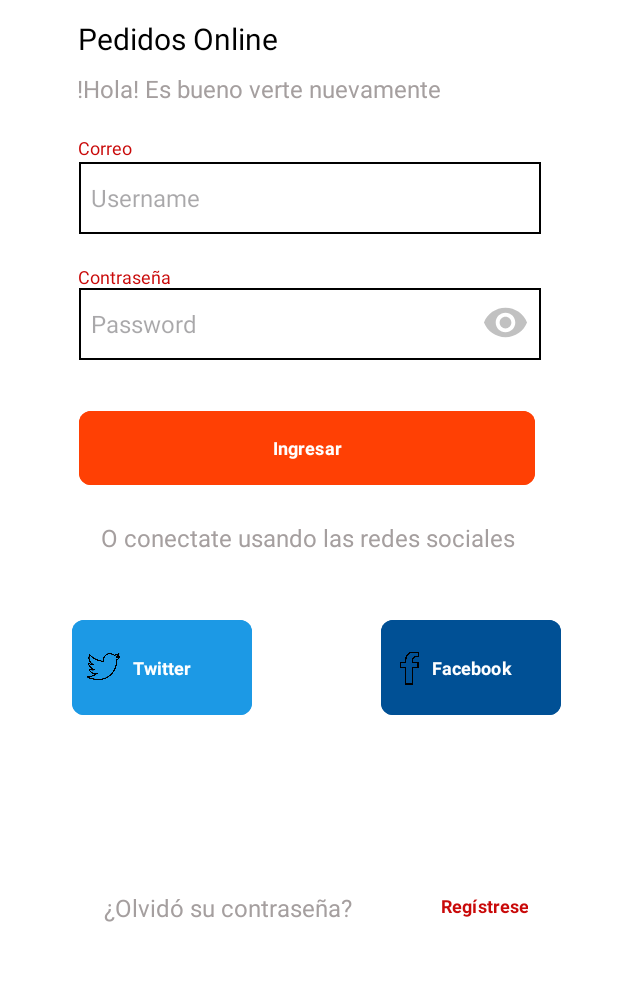
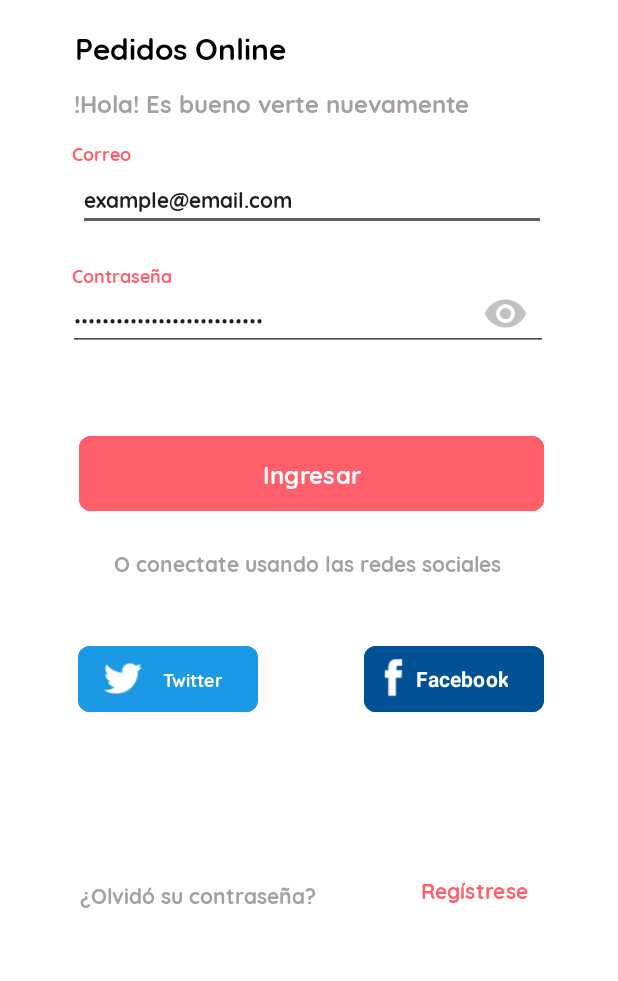
Before and after one commit to XaviX598/dispositivosMoviles_ka, an Android app: the screen it shows after launch (MainActivity), on a phone screen of 412 x 824 dp, the part 228-1209 px from its top. Run offline under Robolectric (Android 15) with nearby library versions, the phone set to English and light mode, and no system bars; Roboto replaces fonts that are not available here.

Commit message:
pantalla terminada

```diff
--- a/app/src/main/java/com/example/dispositivosmoviles/ui/activities/MainActivity.kt
+++ b/app/src/main/java/com/example/dispositivosmoviles/ui/activities/MainActivity.kt
@@ -29,41 +29,41 @@ class MainActivity : AppCompatActivity() {
 
     override fun onStart() {
         super.onStart()
-        initClass()
+        //initClass()
     }
 
     override fun onDestroy() {
         super.onDestroy()
     }
 
-    private fun initClass() {
-        binding.btnLogin.setOnClickListener {
-
-            val check = LoginValidator().checkLogin(
-                binding.txtName.text.toString(),
-                binding.txtPass.text.toString()
-            )
-
-            if (check) {
-                var intent = Intent(
-                    this,
-                    SecondActivity::class.java
-                )
-
-                intent.putExtra(
-                    "var1",
-                    //binding.txtBuscar.text.toString()
-                    ""
-                )
-
-                intent.putExtra("var2", 2)
-                startActivity(intent)
-            } else {
-                Snackbar.make(
-                    binding.bienvenida, "Usuario o contraseña inválidos",
-                    Snackbar.LENGTH_LONG
-                ).show()
-            }
-        }
-    }
+//    private fun initClass() {
+//        binding.btnLogin.setOnClickListener {
+//
+//            val check = LoginValidator().checkLogin(
+//                binding.txtName.text.toString(),
+//                binding.txtPass.text.toString()
+//            )
+//
+//            if (check) {
+//                var intent = Intent(
+//                    this,
+//                    SecondActivity::class.java
+//                )
+//
+//                intent.putExtra(
+//                    "var1",
+//                    //binding.txtBuscar.text.toString()
+//                    ""
+//                )
+//
+//                intent.putExtra("var2", 2)
+//                startActivity(intent)
+//            } else {
+//                Snackbar.make(
+//                    binding.bienvenida, "Usuario o contraseña inválidos",
+//                    Snackbar.LENGTH_LONG
+//                ).show()
+//            }
+//        }
+//    }
 }
--- a/app/src/main/res/layout/activity_main.xml
+++ b/app/src/main/res/layout/activity_main.xml
@@ -9,35 +9,34 @@
     tools:context=".ui.activities.MainActivity">
 
 
-    <EditText
-        android:id="@+id/txt_pass"
-        style="@style/Search"
-        android:layout_width="308dp"
-        android:layout_height="48dp"
-        android:layout_marginTop="36dp"
-        android:background="@drawable/stylo_bordes_editext"
-        android:hint="Password"
-        app:layout_constraintEnd_toEndOf="parent"
-        app:layout_constraintHorizontal_bias="0.504"
-        app:layout_constraintStart_toStartOf="parent"
-        app:layout_constraintTop_toBottomOf="@+id/txt_name"
-         />
+<!--    <EditText-->
+<!--        android:id="@+id/txt_pass"-->
+<!--        style="@style/Search"-->
+<!--        android:layout_width="308dp"-->
+<!--        android:layout_height="48dp"-->
+<!--        android:layout_marginTop="36dp"-->
+<!--        android:background="@drawable/stylo_bordes_editext"-->
+<!--        android:hint="Password"-->
+<!--        app:layout_constraintEnd_toEndOf="parent"-->
+<!--        app:layout_constraintHorizontal_bias="0.504"-->
+<!--        app:layout_constraintStart_toStartOf="parent"-->
+<!--        app:layout_constraintTop_toBottomOf="@+id/txt_name"/>-->
 
 
 
-    <EditText
-        android:id="@+id/txt_name"
-        style="@style/Search"
-        android:layout_width="308dp"
-        android:layout_height="48dp"
-        android:layout_marginTop="108dp"
-        android:hint="Username"
-        android:background="@drawable/stylo_bordes_editext"
-        app:layout_constraintEnd_toEndOf="parent"
-        app:layout_constraintHorizontal_bias="0.504"
-        app:layout_constraintStart_toStartOf="parent"
-        app:layout_constraintTop_toBottomOf="@+id/imageView"
-        tools:ignore="MissingConstraints" />
+<!--    <EditText-->
+<!--        android:id="@+id/txt_name"-->
+<!--        style="@style/Search"-->
+<!--        android:layout_width="308dp"-->
+<!--        android:layout_height="48dp"-->
+<!--        android:layout_marginTop="108dp"-->
+<!--        android:hint="Username"-->
+<!--        android:background="@drawable/stylo_bordes_editext"-->
+<!--        app:layout_constraintEnd_toEndOf="parent"-->
+<!--        app:layout_constraintHorizontal_bias="0.504"-->
+<!--        app:layout_constraintStart_toStartOf="parent"-->
+<!--        app:layout_constraintTop_toBottomOf="@+id/imageView"-->
+<!--        tools:ignore="MissingConstraints" />-->
 
 
     <Button
@@ -45,69 +44,82 @@
         style="@style/ButtonTwitter"
 
         android:layout_width="120dp"
-        android:layout_height="71dp"
+        android:layout_height="52dp"
+        android:layout_marginStart="52dp"
         android:layout_marginTop="80dp"
+        android:fontFamily="@font/quicksand_bold"
         android:text="Twitter"
+        android:textAlignment="textEnd"
         app:layout_constraintBottom_toBottomOf="parent"
-        app:layout_constraintEnd_toEndOf="parent"
-        app:layout_constraintHorizontal_bias="0.164"
         app:layout_constraintStart_toStartOf="parent"
         app:layout_constraintTop_toBottomOf="@+id/btn_login"
-        app:layout_constraintVertical_bias="0.012" />
-
+        app:layout_constraintVertical_bias="0.009" />
 
     <Button
         android:id="@+id/buttonFacebook"
         style="@style/ButtonFacebook"
         android:layout_width="120dp"
-        android:layout_height="71dp"
+        android:layout_height="52dp"
         android:layout_marginTop="80dp"
         android:text="Facebook"
+        android:textAlignment="textEnd"
+        android:textSize="14sp"
         app:layout_constraintBottom_toBottomOf="parent"
         app:layout_constraintEnd_toEndOf="parent"
-        app:layout_constraintHorizontal_bias="0.869"
-        app:layout_constraintStart_toStartOf="parent"
+        app:layout_constraintHorizontal_bias="0.588"
+        app:layout_constraintStart_toEndOf="@+id/buttonTwitter"
         app:layout_constraintTop_toBottomOf="@+id/btn_login"
-        app:layout_constraintVertical_bias="0.011" />
+        app:layout_constraintVertical_bias="0.009" />
 
     <Button
         android:id="@+id/btn_login"
         style="@style/ButtonCancel"
-        android:layout_width="304dp"
-        android:layout_height="57dp"
+        android:layout_width="310dp"
+        android:layout_height="58dp"
         android:layout_marginBottom="120dp"
+        android:fontFamily="@font/quicksand_bold"
         android:text="Ingresar"
+        android:textSize="16sp"
         app:layout_constraintBottom_toBottomOf="parent"
         app:layout_constraintEnd_toEndOf="parent"
-        app:layout_constraintHorizontal_bias="0.485"
+        app:layout_constraintHorizontal_bias="0.514"
         app:layout_constraintStart_toStartOf="parent"
-        app:layout_constraintTop_toBottomOf="@+id/txt_pass"
-        app:layout_constraintVertical_bias="0.118"
+        app:layout_constraintTop_toBottomOf="@+id/editTextTextPassword"
+        app:layout_constraintVertical_bias="0.202"
         tools:ignore="MissingConstraints" />
 
     <Button
         android:id="@+id/registro"
+        style="@style/ButtonResgitro"
         android:layout_width="wrap_content"
         android:layout_height="wrap_content"
         android:layout_marginEnd="36dp"
         android:layout_marginBottom="44dp"
+        android:fontFamily="@font/quicksand_bold"
         android:text="Regístrese"
-        android:textColor="@color/red"
-        style="@style/ButtonResgitro"
+        android:textColor="@color/orange"
+        android:textSize="14sp"
+        android:textStyle="bold"
         app:layout_constraintBottom_toBottomOf="parent"
-        app:layout_constraintEnd_toEndOf="parent" />
+        app:layout_constraintEnd_toEndOf="parent"
+        app:layout_constraintHorizontal_bias="1.0"
+        app:layout_constraintStart_toEndOf="@+id/olvidoContraseña"
+        app:layout_constraintTop_toBottomOf="@+id/buttonFacebook"
+        app:layout_constraintVertical_bias="0.896" />
 
     <TextView
         android:id="@+id/pedidosOnline"
         android:layout_width="158dp"
         android:layout_height="28dp"
-        android:layout_marginTop="12dp"
+        android:layout_marginTop="16dp"
+        android:fontFamily="@font/quicksand_bold"
         android:text="Pedidos Online"
+        android:textAppearance="@style/TextAppearance.AppCompat.Body1"
         android:textColor="@color/black"
-        android:textAppearance="@style/TextAppearance.AppCompat.Body1"
         android:textSize="20sp"
+        android:textStyle="bold"
         app:layout_constraintEnd_toEndOf="parent"
-        app:layout_constraintHorizontal_bias="0.205"
+        app:layout_constraintHorizontal_bias="0.197"
         app:layout_constraintStart_toStartOf="parent"
         app:layout_constraintTop_toBottomOf="@+id/imageView" />
 
@@ -115,12 +127,13 @@
         android:id="@+id/bienvenida"
         android:layout_width="wrap_content"
         android:layout_height="wrap_content"
-        android:layout_marginTop="8dp"
+        android:layout_marginTop="12dp"
+        android:fontFamily="@font/quicksand_bold"
         android:text="!Hola! Es bueno verte nuevamente"
+        android:textColor="@color/gray"
         android:textSize="16sp"
-        android:textColor="@color/gray"
         app:layout_constraintEnd_toEndOf="parent"
-        app:layout_constraintHorizontal_bias="0.305"
+        app:layout_constraintHorizontal_bias="0.333"
         app:layout_constraintStart_toStartOf="parent"
         app:layout_constraintTop_toBottomOf="@+id/pedidosOnline" />
 
@@ -128,37 +141,44 @@
         android:id="@+id/olvidoContraseña"
         android:layout_width="wrap_content"
         android:layout_height="wrap_content"
-        android:layout_marginBottom="56dp"
+        android:layout_marginBottom="59dp"
+        android:fontFamily="@font/quicksand_bold"
         android:text="¿Olvidó su contraseña?"
         android:textColor="@color/gray"
-        android:textSize="16sp"
+        android:textSize="14sp"
         app:layout_constraintBottom_toBottomOf="parent"
         app:layout_constraintEnd_toEndOf="parent"
-        app:layout_constraintHorizontal_bias="0.282"
-        app:layout_constraintStart_toStartOf="parent" />
+        app:layout_constraintHorizontal_bias="0.211"
+        app:layout_constraintStart_toStartOf="parent"
+        app:layout_constraintTop_toBottomOf="@+id/buttonTwitter"
+        app:layout_constraintVertical_bias="0.95" />
 
     <TextView
         android:id="@+id/opcionRedes"
         android:layout_width="wrap_content"
         android:layout_height="wrap_content"
         android:layout_marginTop="20dp"
+        android:fontFamily="@font/quicksand_bold"
         android:text="O conectate usando las redes sociales"
         android:textColor="@color/gray"
-        android:textSize="16sp"
+        android:textSize="14sp"
         app:layout_constraintEnd_toEndOf="parent"
         app:layout_constraintHorizontal_bias="0.496"
         app:layout_constraintStart_toStartOf="parent"
         app:layout_constraintTop_toBottomOf="@+id/btn_login" />
 
+
     <TextView
         android:id="@+id/correoPalabra"
         android:layout_width="wrap_content"
         android:layout_height="wrap_content"
-        android:layout_marginStart="52dp"
-        android:layout_marginTop="20dp"
+        android:layout_marginStart="48dp"
+        android:layout_marginTop="12dp"
+        android:fontFamily="@font/quicksand_bold"
         android:text="Correo"
-        android:textColor="@color/red"
+        android:textColor="@color/orange"
         android:textSize="12sp"
+        android:textStyle="bold"
         app:layout_constraintStart_toStartOf="parent"
         app:layout_constraintTop_toBottomOf="@+id/bienvenida" />
 
@@ -166,15 +186,15 @@
         android:id="@+id/contraseñaPalabra"
         android:layout_width="wrap_content"
         android:layout_height="wrap_content"
-        android:layout_marginStart="52dp"
+        android:layout_marginStart="48dp"
         android:layout_marginTop="20dp"
+        android:fontFamily="@font/quicksand_bold"
         android:text="Contraseña"
-        android:textColor="@color/red"
+        android:textColor="@color/orange"
         android:textSize="12sp"
+        android:textStyle="bold"
         app:layout_constraintStart_toStartOf="parent"
-        app:layout_constraintTop_toBottomOf="@+id/txt_name" />
-
-
+        app:layout_constraintTop_toBottomOf="@+id/editTextTextEmailAddress" />
 
     <ImageView
         android:id="@+id/imageView"
@@ -189,20 +209,20 @@
 
     <ImageView
         android:id="@+id/ojo"
-        android:layout_width="39dp"
-        android:layout_height="31dp"
-        android:layout_marginTop="43dp"
-        android:layout_marginEnd="55dp"
+        android:layout_width="30dp"
+        android:layout_height="30dp"
+        android:layout_marginTop="40dp"
+        android:layout_marginEnd="60dp"
         app:layout_constraintEnd_toEndOf="parent"
-        app:layout_constraintTop_toBottomOf="@+id/txt_name"
+        app:layout_constraintTop_toBottomOf="@+id/editTextTextEmailAddress"
         app:srcCompat="@drawable/baseline_remove_red_eye_24" />
 
     <ImageView
         android:id="@+id/iconoFace"
-        android:layout_width="22dp"
-        android:layout_height="24dp"
-        android:layout_marginEnd="90dp"
-        android:layout_marginBottom="23dp"
+        android:layout_width="30dp"
+        android:layout_height="30dp"
+        android:layout_marginEnd="85dp"
+        android:layout_marginBottom="12dp"
         app:layout_constraintBottom_toBottomOf="@+id/buttonFacebook"
         app:layout_constraintEnd_toEndOf="@+id/buttonFacebook"
         app:srcCompat="@drawable/facebook"
@@ -210,16 +230,41 @@
 
     <ImageView
         android:id="@+id/iconoTw"
-        android:layout_width="22dp"
-        android:layout_height="22dp"
-        android:layout_marginEnd="88dp"
-        android:layout_marginBottom="25dp"
+        android:layout_width="30dp"
+        android:layout_height="30dp"
+        android:layout_marginEnd="75dp"
+        android:layout_marginBottom="11dp"
         app:layout_constraintBottom_toBottomOf="@+id/buttonTwitter"
         app:layout_constraintEnd_toEndOf="@+id/buttonTwitter"
         app:srcCompat="@drawable/twitter"
         tools:ignore="MissingConstraints" />
 
+    <EditText
+        android:id="@+id/editTextTextEmailAddress"
+        android:layout_width="wrap_content"
+        android:layout_height="wrap_content"
+        android:layout_marginTop="112dp"
+        android:ems="18"
+        android:fontFamily="@font/quicksand_bold"
+        android:inputType="textEmailAddress"
+        android:text="example@email.com"
+        app:layout_constraintEnd_toEndOf="parent"
+        app:layout_constraintHorizontal_bias="0.52"
+        app:layout_constraintStart_toStartOf="parent"
+        app:layout_constraintTop_toBottomOf="@+id/imageView" />
 
+    <EditText
+        android:id="@+id/editTextTextPassword"
+        android:layout_width="wrap_content"
+        android:layout_height="wrap_content"
+        android:layout_marginTop="40dp"
+        android:ems="20"
+        android:inputType="textPassword"
+        android:text="contraseña12128379846231746"
+        app:layout_constraintEnd_toEndOf="parent"
+        app:layout_constraintHorizontal_bias="0.49"
+        app:layout_constraintStart_toStartOf="parent"
+        app:layout_constraintTop_toBottomOf="@+id/editTextTextEmailAddress" />
 
 
 </androidx.constraintlayout.widget.ConstraintLayout>
--- a/app/src/main/res/values/colors.xml
+++ b/app/src/main/res/values/colors.xml
@@ -7,7 +7,7 @@
     <color name="font_color_dm">#DCDDDD</color>
     <color name="title_color_dm">#fdffff</color>
     <color name="blue">#3F51B5</color>
-    <color name="orange">#FF4004</color>
+    <color name="orange">#ff5f6b</color>
     <color name="background_search">#6F7995</color>
     <color name="gray">#A59F9F</color>
     <color name="skyblue">#1C99E5</color>
```
Also changed, not shown: app/src/main/res/drawable/facebook.png, app/src/main/res/drawable/twitter.png, app/src/main/res/font/quicksand_bold.ttf (added).
